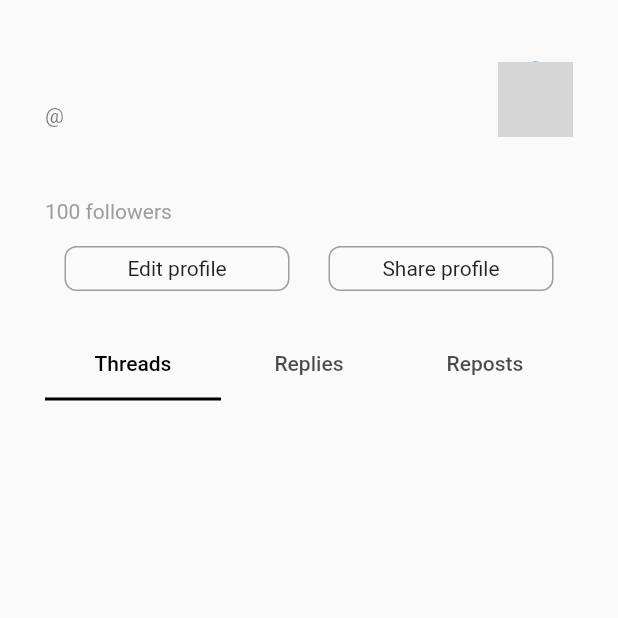
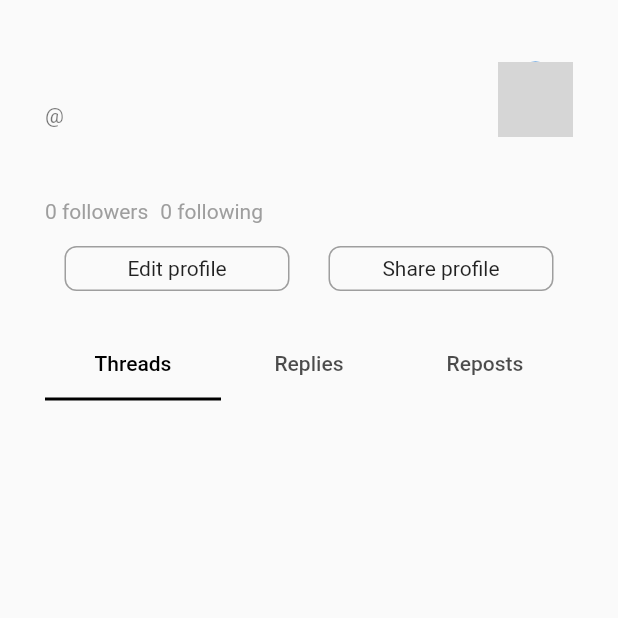
Before and after one commit to codewithdarkwa/thread-clone-flutter, a Flutter app: the screen it shows once a user with an empty profile is signed in, item 5 of the bottom bar chosen, on a phone screen of 412 x 824 dp, the top half of it. Run offline on Flutter 3.47's test engine with Material 2 defaults, Android fonts, the phone set to English and light mode, and no system bars; drawn by our look-alikes of sliding_up_panel; our stand-ins replace cloud_firestore, firebase_auth, firebase_core, firebase_storage, image_picker; accounts and stored records are empty; network calls fail; grey boxes are pictures that could not be loaded.

```diff
--- a/lib/screens/profile_screen.dart
+++ b/lib/screens/profile_screen.dart
@@ -121,11 +121,23 @@ class _ProfileScreenState extends State<ProfileScreen> {
                                 ),
                         ),
                         Text(user?.bio ?? 'Bio needs to be here...'),
-                        const Padding(
-                          padding: EdgeInsets.only(top: 15.0),
-                          child: Text(
-                            '100 followers',
-                            style: TextStyle(color: Colors.grey),
+                        Padding(
+                          padding: const EdgeInsets.only(top: 15.0),
+                          child: Row(
+                            children: [
+                              Text(
+                                '${user!.followers.length.toString()} followers',
+                                style: const TextStyle(color: Colors.grey),
+                              ),
+                              Padding(
+                                padding:
+                                    const EdgeInsets.symmetric(horizontal: 8.0),
+                                child: Text(
+                                  '${user.following.length.toString()} following',
+                                  style: const TextStyle(color: Colors.grey),
+                                ),
+                              ),
+                            ],
                           ),
                         ),
                         Padding(
@@ -180,7 +192,7 @@ class _ProfileScreenState extends State<ProfileScreen> {
                           child: TabBarView(
                             children: [
                               StreamBuilder(
-                                stream: fetchUserThreads(user!),
+                                stream: fetchUserThreads(user),
                                 builder: (context, snapshot) {
                                   if (snapshot.hasData) {
                                     final userThread = snapshot.data;
```
